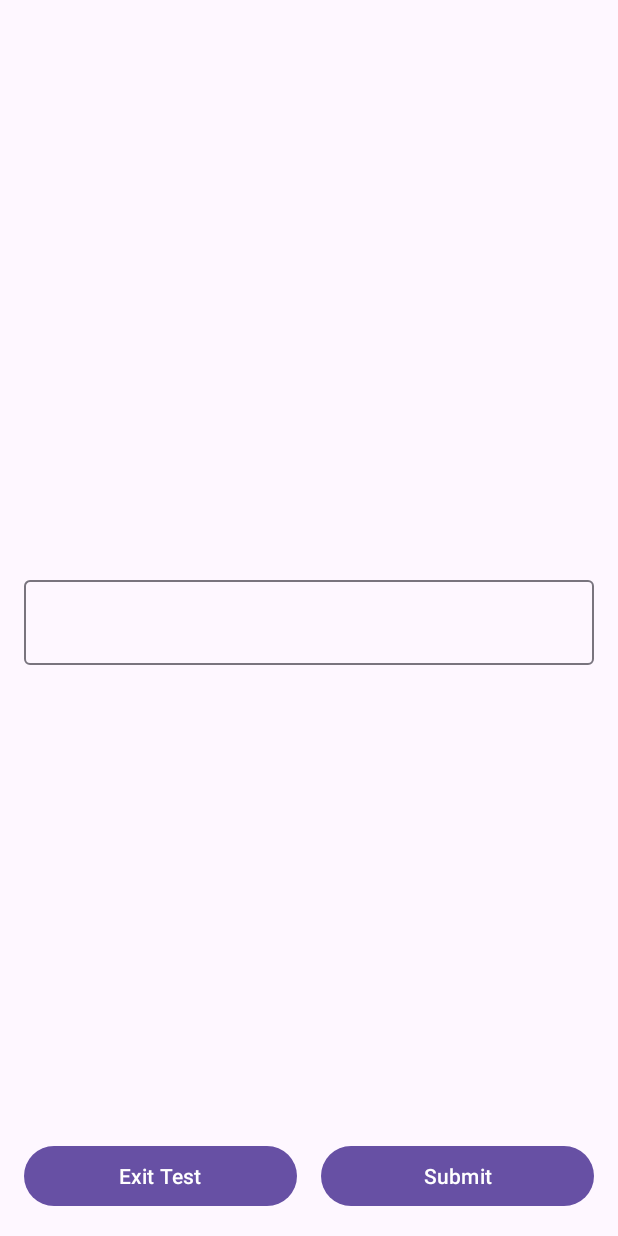
After one commit to ZimvoMatwa/sounds_like_it, an Android app: the TestScreen screen opened through its navigation route, on a phone screen of 412 x 824 dp. The commit adds this screen. Run offline under Robolectric (Android 15) with nearby library versions, the phone set to English and light mode, and no system bars; 2 statements that could not run were skipped.

Commit message:
add home and start screen

```diff
--- /dev/null
+++ b/app/src/main/java/com/example/digitinnoise/HomeScreen.kt
@@ -0,0 +1,30 @@
+package com.example.digitinnoise
+
+import android.os.Bundle
+import androidx.fragment.app.Fragment
+import android.view.LayoutInflater
+import android.view.View
+import android.view.ViewGroup
+import androidx.navigation.findNavController
+import com.example.digitinnoise.databinding.FragmentHomeScreenBinding
+
+class HomeScreen : Fragment() {
+    private lateinit var binding: FragmentHomeScreenBinding
+
+    override fun onCreateView(
+        inflater: LayoutInflater, container: ViewGroup?,
+        savedInstanceState: Bundle?
+    ): View {
+        binding = FragmentHomeScreenBinding.inflate(layoutInflater)
+        return binding.root
+    }
+
+    override fun onViewCreated(view: View, savedInstanceState: Bundle?) {
+        super.onViewCreated(view, savedInstanceState)
+
+        binding.startTestButton.setOnClickListener {
+            it.findNavController().navigate(R.id.action_homeScreen_to_testScreen)
+        }
+
+    }
+}
--- /dev/null
+++ b/app/src/main/java/com/example/digitinnoise/TestScreen.kt
@@ -0,0 +1,16 @@
+package com.example.digitinnoise
+
+import android.os.Bundle
+import androidx.fragment.app.Fragment
+import android.view.LayoutInflater
+import android.view.View
+import android.view.ViewGroup
+
+class TestScreen : Fragment() {
+    override fun onCreateView(
+        inflater: LayoutInflater, container: ViewGroup?,
+        savedInstanceState: Bundle?
+    ): View? {
+        return inflater.inflate(R.layout.fragment_test_screen, container, false)
+    }
+}
--- a/app/src/main/res/layout/activity_main.xml
+++ b/app/src/main/res/layout/activity_main.xml
@@ -1,18 +1,12 @@
 <?xml version="1.0" encoding="utf-8"?>
-<androidx.constraintlayout.widget.ConstraintLayout xmlns:android="http://schemas.android.com/apk/res/android"
+<androidx.fragment.app.FragmentContainerView xmlns:android="http://schemas.android.com/apk/res/android"
     xmlns:app="http://schemas.android.com/apk/res-auto"
     xmlns:tools="http://schemas.android.com/tools"
+    android:id="@+id/fragmentContainerView"
+    android:name="androidx.navigation.fragment.NavHostFragment"
     android:layout_width="match_parent"
     android:layout_height="match_parent"
-    tools:context=".MainActivity">
-
-    <TextView
-        android:layout_width="wrap_content"
-        android:layout_height="wrap_content"
-        android:text="Hello World!"
-        app:layout_constraintBottom_toBottomOf="parent"
-        app:layout_constraintEnd_toEndOf="parent"
-        app:layout_constraintStart_toStartOf="parent"
-        app:layout_constraintTop_toTopOf="parent" />
-
-</androidx.constraintlayout.widget.ConstraintLayout>
+    app:defaultNavHost="true"
+    app:navGraph="@navigation/nav_graph"
+    tools:context=".MainActivity"
+    />
--- /dev/null
+++ b/app/src/main/res/layout/fragment_test_screen.xml
@@ -0,0 +1,52 @@
+<?xml version="1.0" encoding="utf-8"?>
+<androidx.constraintlayout.widget.ConstraintLayout xmlns:android="http://schemas.android.com/apk/res/android"
+    xmlns:app="http://schemas.android.com/apk/res-auto"
+    xmlns:tools="http://schemas.android.com/tools"
+    android:layout_width="match_parent"
+    android:layout_height="match_parent"
+    tools:context=".TestScreen">
+
+    <com.google.android.material.textfield.TextInputLayout
+        android:id="@+id/answer_input"
+        android:layout_width="match_parent"
+        android:layout_height="wrap_content"
+        android:layout_marginStart="16dp"
+        android:layout_marginEnd="16dp"
+        app:layout_constraintBottom_toBottomOf="parent"
+        app:layout_constraintEnd_toEndOf="parent"
+        app:layout_constraintStart_toStartOf="parent"
+        app:layout_constraintTop_toTopOf="parent">
+
+        <com.google.android.material.textfield.TextInputEditText
+            android:layout_width="match_parent"
+            android:layout_height="wrap_content" />
+    </com.google.android.material.textfield.TextInputLayout>
+
+    <Button
+        android:id="@+id/button2"
+        android:layout_width="0dp"
+        android:layout_height="wrap_content"
+        android:layout_marginStart="16dp"
+        android:layout_marginEnd="8dp"
+        android:layout_marginBottom="16dp"
+        android:text="@string/exit_test"
+        app:layout_constraintBottom_toBottomOf="parent"
+        app:layout_constraintEnd_toStartOf="@+id/button"
+        app:layout_constraintHorizontal_bias="0.5"
+        app:layout_constraintStart_toStartOf="parent" />
+
+    <Button
+        android:id="@+id/button"
+        android:layout_width="0dp"
+        android:layout_height="wrap_content"
+        android:layout_marginStart="8dp"
+        android:layout_marginEnd="16dp"
+        android:layout_marginBottom="16dp"
+        android:text="@string/submit"
+        app:layout_constraintBottom_toBottomOf="parent"
+        app:layout_constraintEnd_toEndOf="parent"
+        app:layout_constraintHorizontal_bias="0.5"
+        app:layout_constraintStart_toEndOf="@+id/button2" />
+
+
+</androidx.constraintlayout.widget.ConstraintLayout>
--- /dev/null
+++ b/app/src/main/res/navigation/nav_graph.xml
@@ -0,0 +1,22 @@
+<?xml version="1.0" encoding="utf-8"?>
+<navigation xmlns:android="http://schemas.android.com/apk/res/android"
+    xmlns:app="http://schemas.android.com/apk/res-auto"
+    xmlns:tools="http://schemas.android.com/tools"
+    android:id="@+id/nav_graph"
+    app:startDestination="@id/homeScreen">
+
+    <fragment
+        android:id="@+id/homeScreen"
+        android:name="com.example.digitinnoise.HomeScreen"
+        android:label="fragment_home_screen"
+        tools:layout="@layout/fragment_home_screen" >
+        <action
+            android:id="@+id/action_homeScreen_to_testScreen"
+            app:destination="@id/testScreen" />
+    </fragment>
+    <fragment
+        android:id="@+id/testScreen"
+        android:name="com.example.digitinnoise.TestScreen"
+        android:label="fragment_test_screen"
+        tools:layout="@layout/fragment_test_screen" />
+</navigation>
--- a/app/src/main/res/values/strings.xml
+++ b/app/src/main/res/values/strings.xml
@@ -1,3 +1,6 @@
 <resources>
     <string name="app_name">digit in noise</string>
+    <string name="submit">Submit</string>
+    <string name="exit_test">Exit Test</string>
+    <string name="start_test">Start Test</string>
 </resources>
```
Also changed, not shown: app/build.gradle.kts (+19 -3 lines), app/src/main/res/layout/fragment_home_screen.xml (added, +18 -0 lines), 1 other file.
